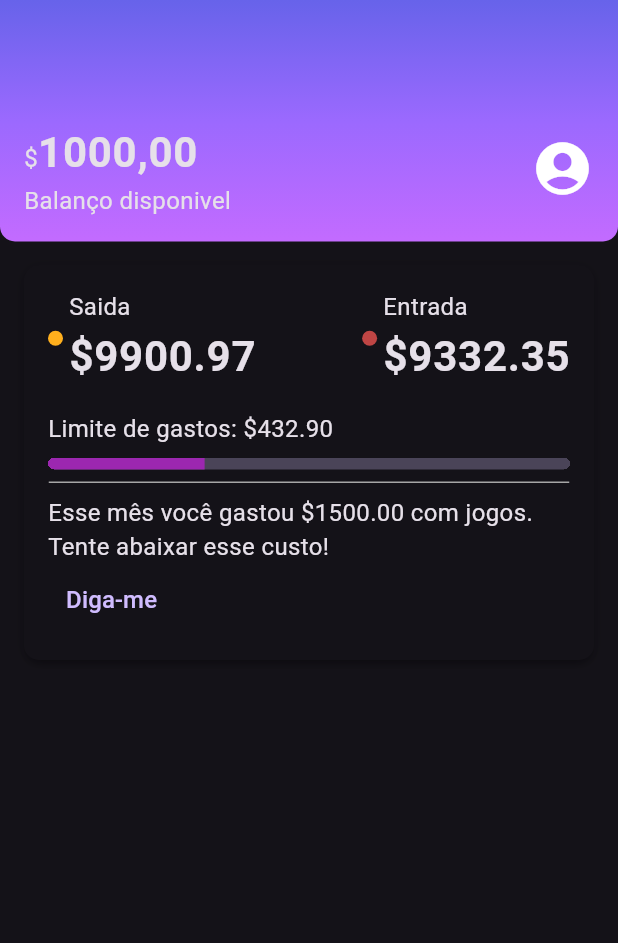
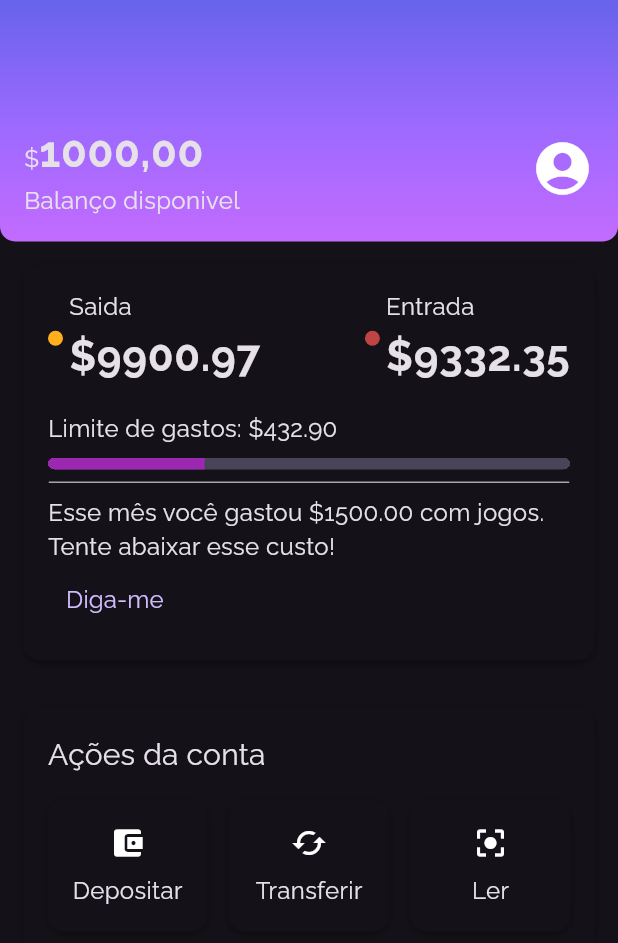
Before and after one commit to limamateus/bank, a Flutter app: the screen it shows after launch, on a phone screen of 412 x 824 dp. Shown: the top 943 px of the screen. Run offline on Flutter 3.47's test engine with Material 3 defaults, Android fonts, the phone set to English and light mode, and no system bars.

Commit message:
5 - feat: adicionar seção AccountActions e implementar fonte Raleway
    Criada a seção AccountActions para gerenciamento de ações relacionadas à conta.
    Implementada a fonte personalizada Raleway no projeto para melhorar a estética e a identidade visual.

```diff
--- a/lib/screens/Home/home_screen.dart
+++ b/lib/screens/Home/home_screen.dart
@@ -1,6 +1,7 @@
 import 'package:bank/screens/components/colorDot.dart';
 import 'package:bank/screens/components/box_card.dart';
 import 'package:bank/screens/components/content_division.dart';
+import 'package:bank/screens/components/sections/account_actions.dart';
 import 'package:bank/screens/components/sections/header.dart';
 import 'package:bank/screens/components/sections/recentActivity.dart';
 import 'package:bank/screens/theme/theme_colors.dart';
@@ -17,6 +18,7 @@ class Home extends StatelessWidget {
         children: [
           Header(),
           Recentactivity(),
+          AccountActions(),
         ],
       ),
     );
--- /dev/null
+++ b/lib/screens/components/sections/account_actions.dart
@@ -0,0 +1,83 @@
+import 'package:bank/screens/components/box_card.dart';
+import 'package:flutter/material.dart';
+
+class AccountActions extends StatelessWidget {
+  const AccountActions({super.key});
+
+  @override
+  Widget build(BuildContext context) {
+    return Padding(
+      padding: const EdgeInsets.all(16),
+      child: BoxCard(boxContent: _AccountActionsContent()),
+    );
+  }
+}
+
+class _AccountActionsContent extends StatelessWidget {
+  const _AccountActionsContent({super.key});
+
+  @override
+  Widget build(BuildContext context) {
+    return Column(
+      crossAxisAlignment: CrossAxisAlignment.start,
+      children: [
+        Padding(
+          padding: const EdgeInsets.only(bottom: 16),
+          child: Text(
+            'Ações da conta',
+            style: Theme.of(context).textTheme.titleMedium,
+          ),
+        ),
+        Row(
+          mainAxisAlignment: MainAxisAlignment.spaceBetween,
+          children: [
+            InkWell(
+              onTap: () {},
+              child: BoxCard(
+                  boxContent: _AccountActionsContentBox(
+                      icon: Icon(Icons.account_balance_wallet),
+                      text: "Depositar")),
+            ),
+            InkWell(
+              onTap: () {},
+              child: BoxCard(
+                  boxContent: _AccountActionsContentBox(
+                      icon: Icon(Icons.cached), text: "Transferir")),
+            ),
+            InkWell(
+              onTap: () {},
+              child: BoxCard(
+                  boxContent: _AccountActionsContentBox(
+                      icon: Icon(Icons.center_focus_strong), text: "Ler")),
+            ),
+          ],
+        )
+      ],
+    );
+  }
+}
+
+class _AccountActionsContentBox extends StatelessWidget {
+  final Icon icon;
+  final String text;
+
+  const _AccountActionsContentBox(
+      {Key? key, required this.icon, required this.text})
+      : super(key: key);
+
+  @override
+  Widget build(BuildContext context) {
+    return Ink(
+      width: 74,
+      child: Column(
+        children: [
+          Padding(
+            padding: const EdgeInsets.only(bottom: 8.0),
+            child: icon,
+          ),
+          Text(text),
+        ],
+      ),
+    );
+  }
+}
--- a/lib/screens/theme/my_theme.dart
+++ b/lib/screens/theme/my_theme.dart
@@ -4,10 +4,10 @@ import 'package:flutter/material.dart';
 ThemeData MyTheme = ThemeData(
   primarySwatch: ThemeColors.primaryColor,
   primaryColor: ThemeColors.primaryColor,
-  progressIndicatorTheme: ProgressIndicatorThemeData(
-    color: ThemeColors.primaryColor
-  ),
+  progressIndicatorTheme:
+      ProgressIndicatorThemeData(color: ThemeColors.primaryColor),
   brightness: Brightness.dark,
+  fontFamily: 'Raleway',
   textTheme: TextTheme(
       bodyMedium: TextStyle(
         fontSize: 16,
@@ -16,5 +16,8 @@ ThemeData MyTheme = ThemeData(
         fontSize: 28,
         fontWeight: FontWeight.bold,
       ),
-  ),
+      titleMedium: TextStyle(
+        fontSize: 20,
+        fontWeight: FontWeight.normal,
+      )),
 );
```
Also changed, not shown: pubspec.yaml (+8 -0 lines), fonts/Raleway-Bold.ttf (added), fonts/Raleway-Regular.ttf (added). Lines whose indentation alone changed are shown as unchanged.
